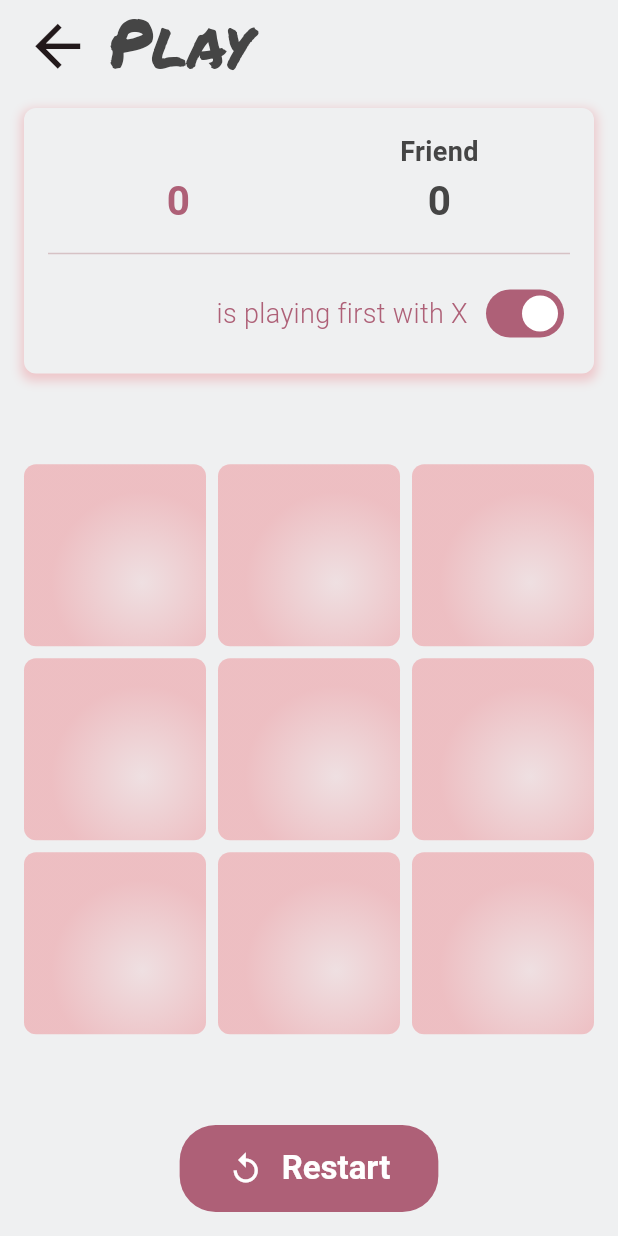
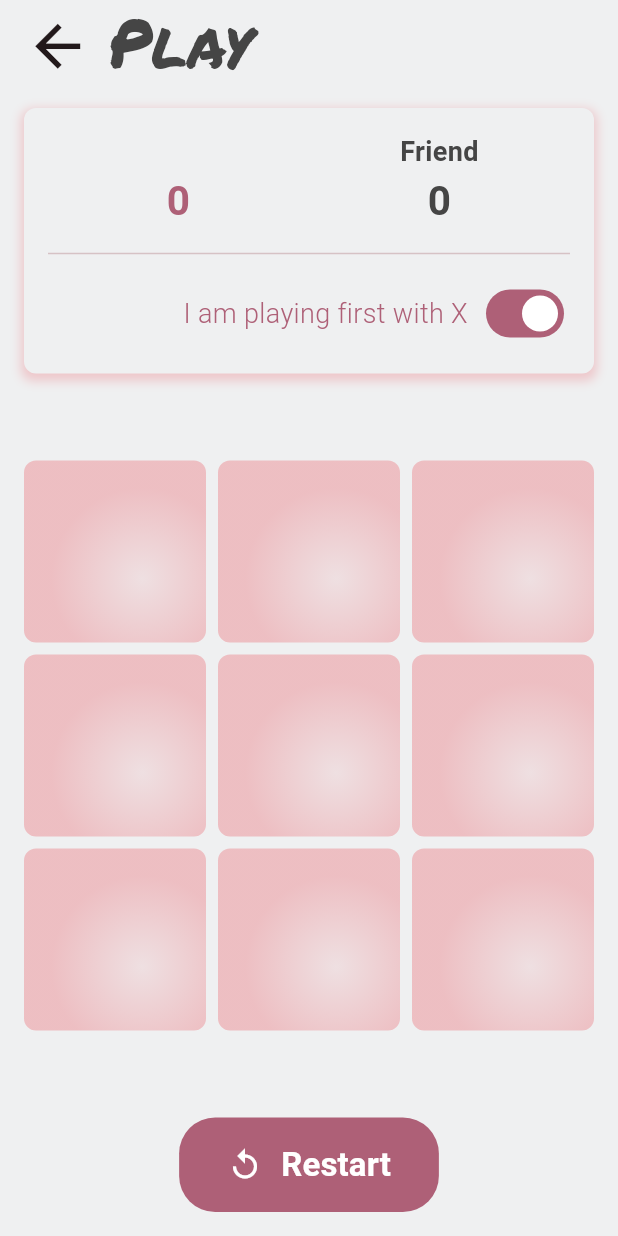
Before and after one commit to icodeyou/betclictactoe, a Flutter app: the screen it shows after launch, after a tap on "Play with a friend", on a phone screen of 412 x 824 dp. Run offline on Flutter 3.47's test engine with Material 3 defaults, Android fonts, the light colour scheme and no system bars; our stand-ins replace audioplayers, flutter_riverpod, go_router, logger, riverpod, shared_preferences; generated files the repository leaves out were written again.

Commit message:
refactor: standardize paddings

```diff
--- a/lib/app/app.dart
+++ b/lib/app/app.dart
@@ -4,6 +4,7 @@ import 'package:betclictactoe/app/routing/router.dart';
 import 'package:betclictactoe/app/startup/global_provider.dart';
 import 'package:betclictactoe/presentation/shared/theme/theme_colors.dart';
 import 'package:betclictactoe/presentation/shared/theme/theme_font_sizes.dart';
+import 'package:betclictactoe/presentation/shared/theme/theme_sizes.dart';
 import 'package:betclictactoe/presentation/shared/widgets/app_button.dart';
 import 'package:betclictactoe/presentation/shared/widgets/app_text.dart';
 import 'package:flutter/material.dart';
@@ -23,7 +24,7 @@ class MyApp extends ConsumerWidget {
           body: Center(
             child: Column(
               mainAxisSize: MainAxisSize.min,
-              spacing: 16,
+              spacing: ThemeSizes.m,
               children: [
                 AppText(t.splashScreen.title, fontSize: ThemeFontSizes.l),
                 CircularProgressIndicator(),
@@ -41,9 +42,12 @@ class MyApp extends ConsumerWidget {
           body: Center(
             child: Column(
               mainAxisSize: MainAxisSize.min,
-              spacing: 16,
+              spacing: ThemeSizes.m,
               children: [
-                AppText(t.splashScreen.errorMessage, fontSize: ThemeFontSizes.l),
+                AppText(
+                  t.splashScreen.errorMessage,
+                  fontSize: ThemeFontSizes.l,
+                ),
                 AppButton(
                   onPressed: () {
                     ref.invalidate(globalProvider);
--- a/lib/app/i18n/en.i18n.yaml
+++ b/lib/app/i18n/en.i18n.yaml
@@ -19,5 +19,5 @@ settingsScreen:
 gameScreen:
   title: Play
   restartButtonLabel: Restart
-  playFirstLabel: is playing first with X
+  playFirstLabel: I am playing first with X
   friendScoreLabel: Friend
--- a/lib/app/i18n/fr.i18n.yaml
+++ b/lib/app/i18n/fr.i18n.yaml
@@ -19,5 +19,5 @@ settingsScreen:
 gameScreen:
   title: Jeu
   restartButtonLabel: Recommencer
-  playFirstLabel: joue en 1er avec X
+  playFirstLabel: Je joue en 1er avec X
   friendScoreLabel: Ami
--- a/lib/presentation/game/ui/game_options_view.dart
+++ b/lib/presentation/game/ui/game_options_view.dart
@@ -2,6 +2,7 @@ import 'package:betclictactoe/app/i18n/translations.g.dart';
 import 'package:betclictactoe/presentation/game/notifier/game_notifier.dart';
 import 'package:betclictactoe/presentation/shared/theme/theme_colors.dart';
 import 'package:betclictactoe/presentation/shared/theme/theme_font_sizes.dart';
+import 'package:betclictactoe/presentation/shared/theme/theme_sizes.dart';
 import 'package:betclictactoe/presentation/shared/widgets/app_text.dart';
 import 'package:flutter/material.dart';
 import 'package:flutter_riverpod/flutter_riverpod.dart';
@@ -14,12 +15,11 @@ class GameOptionsView extends ConsumerWidget {
     final gameState = ref.watch(gameNotifierProvider);
     final gameNotifier = ref.read(gameNotifierProvider.notifier);
     return Row(
-      mainAxisAlignment: MainAxisAlignment.center,
-      spacing: 8,
+      spacing: ThemeSizes.xs,
       children: [
         Expanded(
           child: AppText(
-            '${gameState.playerName} ${t.gameScreen.playFirstLabel}',
+            t.gameScreen.playFirstLabel,
             maxLines: 2,
             textAlign: TextAlign.right,
             color: gameState.isPlayingFirstWithX
--- a/lib/presentation/game/ui/game_screen.dart
+++ b/lib/presentation/game/ui/game_screen.dart
@@ -3,6 +3,7 @@ import 'package:betclictactoe/presentation/game/notifier/play_notifier.dart';
 import 'package:betclictactoe/presentation/game/ui/play_view.dart';
 import 'package:betclictactoe/presentation/game/ui/score_view.dart';
 import 'package:betclictactoe/presentation/shared/theme/theme_colors.dart';
+import 'package:betclictactoe/presentation/shared/theme/theme_sizes.dart';
 import 'package:betclictactoe/presentation/shared/widgets/app_back_button.dart';
 import 'package:betclictactoe/presentation/shared/widgets/app_button.dart';
 import 'package:betclictactoe/presentation/shared/widgets/app_text.dart';
@@ -28,13 +29,13 @@ class GameScreen extends ConsumerWidget {
       ),
       body: SafeArea(
         child: Container(
-          padding: const EdgeInsets.all(16.0),
+          padding: ThemeSizes.m.asInsets,
           child: Column(
             mainAxisSize: MainAxisSize.min,
-            spacing: 16,
+            spacing: ThemeSizes.m,
             children: [
               ScoreView(),
-              SizedBox(height: 16),
+              SizedBox(height: ThemeSizes.m),
               Expanded(child: Center(child: PlayView())),
               AppButton(
                 onPressed: () {
--- a/lib/presentation/game/ui/play_view.dart
+++ b/lib/presentation/game/ui/play_view.dart
@@ -1,4 +1,5 @@
 import 'package:betclictactoe/presentation/game/ui/cell_view.dart';
+import 'package:betclictactoe/presentation/shared/theme/theme_sizes.dart';
 import 'package:betclictactoe/utils/app_constants.dart';
 import 'package:flutter/material.dart';
 
@@ -25,8 +26,8 @@ class _PlayViewState extends State<PlayView>
         crossAxisCount: AppConstants.gridSize,
         shrinkWrap: true,
         physics: const NeverScrollableScrollPhysics(),
-        mainAxisSpacing: 8.0,
-        crossAxisSpacing: 8.0,
+        mainAxisSpacing: ThemeSizes.xs,
+        crossAxisSpacing: ThemeSizes.xs,
         children: List.generate(
           AppConstants.gridSize * AppConstants.gridSize,
           (i) => CellView(index: i, animationController: _animationController),
--- a/lib/presentation/game/ui/score_view.dart
+++ b/lib/presentation/game/ui/score_view.dart
@@ -3,6 +3,7 @@ import 'package:betclictactoe/presentation/game/notifier/game_notifier.dart';
 import 'package:betclictactoe/presentation/game/ui/game_options_view.dart';
 import 'package:betclictactoe/presentation/game/ui/points_view.dart';
 import 'package:betclictactoe/presentation/shared/theme/theme_colors.dart';
+import 'package:betclictactoe/presentation/shared/theme/theme_sizes.dart';
 import 'package:flutter/material.dart';
 import 'package:flutter_riverpod/flutter_riverpod.dart';
 
@@ -26,10 +27,10 @@ class ScoreView extends ConsumerWidget {
         borderRadius: BorderRadius.circular(8.0),
       ),
       child: Padding(
-        padding: const EdgeInsets.all(16.0),
+        padding: ThemeSizes.m.asInsets,
         child: Column(
           crossAxisAlignment: CrossAxisAlignment.stretch,
-          spacing: 8,
+          spacing: ThemeSizes.xs,
           children: [
             Row(
               children: [
--- a/lib/presentation/home/ui/home_screen.dart
+++ b/lib/presentation/home/ui/home_screen.dart
@@ -2,6 +2,7 @@ import 'package:betclictactoe/app/i18n/translations.g.dart';
 import 'package:betclictactoe/app/routing/paths.dart';
 import 'package:betclictactoe/presentation/shared/controller/audio_controller.dart';
 import 'package:betclictactoe/presentation/shared/theme/theme_colors.dart';
+import 'package:betclictactoe/presentation/shared/theme/theme_sizes.dart';
 import 'package:betclictactoe/presentation/shared/widgets/app_button.dart';
 import 'package:betclictactoe/presentation/shared/widgets/app_text.dart';
 import 'package:betclictactoe/utils/app_constants.dart';
@@ -23,7 +24,7 @@ class HomeScreen extends ConsumerWidget {
       body: SafeArea(
         child: Center(
           child: Column(
-            spacing: 24,
+            spacing: ThemeSizes.xl,
             mainAxisSize: MainAxisSize.max,
             crossAxisAlignment: CrossAxisAlignment.center,
             children: [
@@ -56,7 +57,7 @@ class HomeScreen extends ConsumerWidget {
                 text: t.homeScreen.settingsButtonLabel,
               ),
               Padding(
-                padding: const EdgeInsets.only(top: 32),
+                padding: ThemeSizes.xxl.asInsets.topOnly,
                 child: IconButton(
                   color: Colors.white,
                   onPressed: () {
--- a/lib/presentation/shared/widgets/app_back_button.dart
+++ b/lib/presentation/shared/widgets/app_back_button.dart
@@ -1,3 +1,4 @@
+import 'package:betclictactoe/presentation/shared/theme/theme_sizes.dart';
 import 'package:flutter/material.dart';
 
 class AppBackButton extends StatelessWidget {
@@ -6,7 +7,7 @@ class AppBackButton extends StatelessWidget {
   @override
   Widget build(BuildContext context) {
     return Padding(
-      padding: const EdgeInsets.symmetric(horizontal: 8),
+      padding: ThemeSizes.xs.asInsets.horizontalOnly,
       child: BackButton(
         style: ButtonStyle(iconSize: WidgetStateProperty.all(45)),
       ),
--- a/lib/presentation/shared/widgets/app_button.dart
+++ b/lib/presentation/shared/widgets/app_button.dart
@@ -25,8 +25,10 @@ class AppButton extends StatelessWidget {
     return FilledButton(
       onPressed: onPressed,
       style: FilledButton.styleFrom(
-        textStyle: TextStyle(fontWeight: FontWeight.bold, fontSize: 20),
-        padding: EdgeInsets.symmetric(horizontal: 32, vertical: 16),
+        padding: EdgeInsets.symmetric(
+          horizontal: ThemeSizes.xxl,
+          vertical: ThemeSizes.m,
+        ),
         shape: RoundedRectangleBorder(borderRadius: BorderRadius.circular(24)),
         backgroundColor: overDarkBackground ? Colors.white : null,
       ),
@@ -38,6 +40,7 @@ class AppButton extends StatelessWidget {
           AppText(
             text,
             fontSize: ThemeFontSizes.l,
+            fontWeight: FontWeight.bold,
             color:
                 foregroundColor ??
                 (overDarkBackground ? ThemeColors.primary : Colors.white),
```
